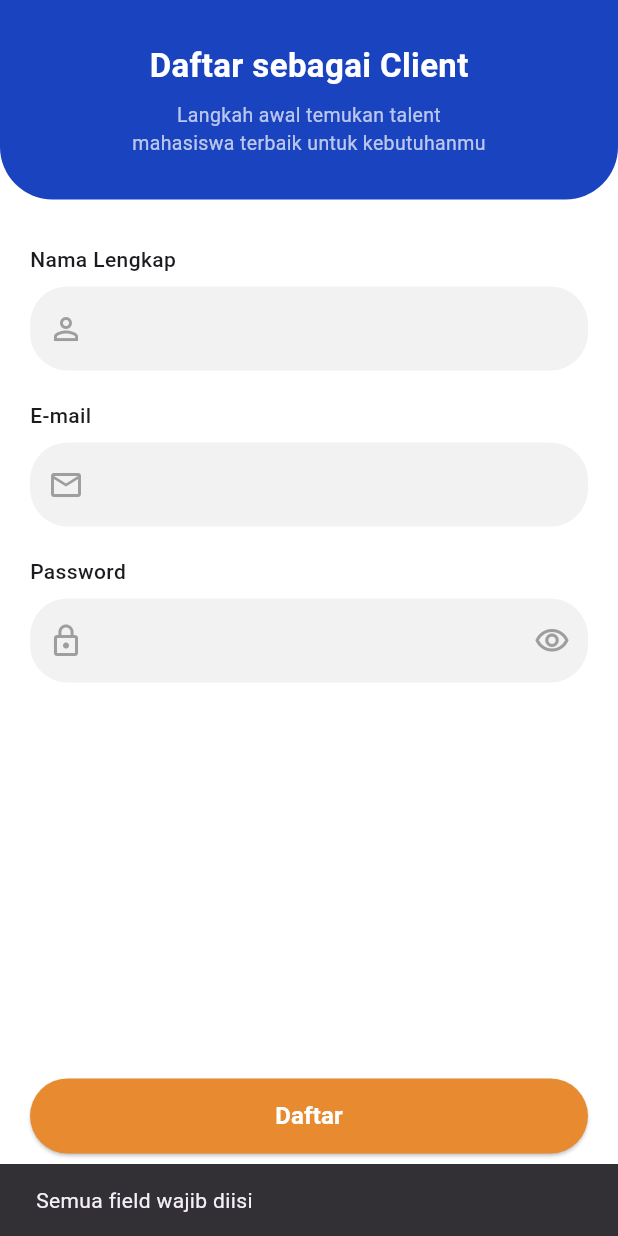
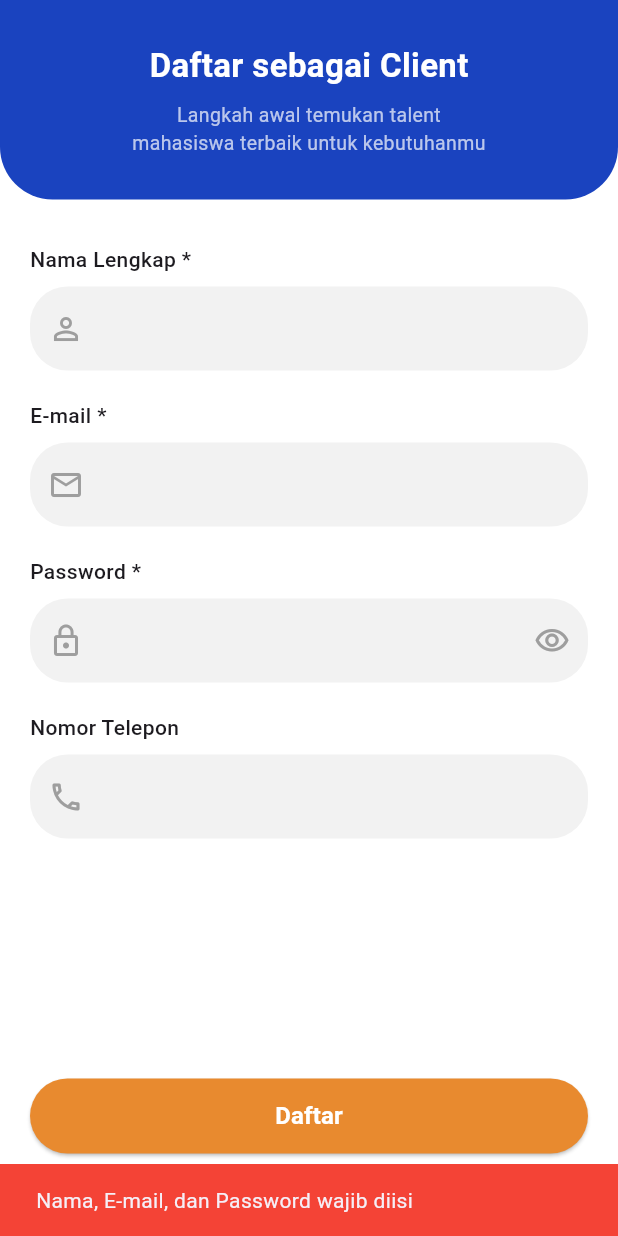
Before and after one commit to triaanandafh/TrimaJadi-PBL, a Flutter app: the RegisterClientPage screen opened directly, after a tap on "Daftar", on a phone screen of 412 x 824 dp. Run offline on Flutter 3.47's test engine with Material 3 defaults, Android fonts, the phone set to English and light mode, and no system bars; our stand-ins replace file_picker, image_picker, supabase_flutter; accounts and stored records are empty.

Commit message:
register klien

```diff
--- a/lib/pages/client_register_page.dart
+++ b/lib/pages/client_register_page.dart
@@ -5,16 +5,14 @@ class RegisterClientPage extends StatefulWidget {
   const RegisterClientPage({super.key});
 
   @override
-  State<RegisterClientPage> createState() =>
-      _RegisterClientPageState();
+  State<RegisterClientPage> createState() => _RegisterClientPageState();
 }
 
-class _RegisterClientPageState
-    extends State<RegisterClientPage> {
+class _RegisterClientPageState extends State<RegisterClientPage> {
   final nameController = TextEditingController();
   final emailController = TextEditingController();
-  final passwordController =
-      TextEditingController();
+  final passwordController = TextEditingController();
+  final phoneController = TextEditingController(); // Tambahan controller telepon
 
   bool obscurePassword = true;
   bool isLoading = false;
@@ -24,6 +22,7 @@ class _RegisterClientPageState
     nameController.dispose();
     emailController.dispose();
     passwordController.dispose();
+    phoneController.dispose(); // Jangan lupa di-dispose
     super.dispose();
   }
 
@@ -33,9 +32,8 @@ class _RegisterClientPageState
         passwordController.text.trim().isEmpty) {
       ScaffoldMessenger.of(context).showSnackBar(
         const SnackBar(
-          content: Text(
-            'Semua field wajib diisi',
-          ),
+          content: Text('Nama, E-mail, dan Password wajib diisi'),
+          backgroundColor: Colors.red,
         ),
       );
       return;
@@ -44,26 +42,23 @@ class _RegisterClientPageState
     try {
       setState(() => isLoading = true);
 
-      await AuthService.register(
+      // Gunakan fungsi registerClient yang sudah kita buat di AuthService
+      await AuthService.registerClient(
         name: nameController.text.trim(),
         email: emailController.text.trim(),
-        password:
-            passwordController.text.trim(),
-        role: "client",
+        password: passwordController.text.trim(),
       );
 
-      if (!context.mounted) return;
+      if (!mounted) return;
 
       Navigator.pop(context, true);
     } catch (e) {
-      if (!context.mounted) return;
+      if (!mounted) return;
 
-      ScaffoldMessenger.of(context)
-          .showSnackBar(
+      ScaffoldMessenger.of(context).showSnackBar(
         SnackBar(
-          content: Text(
-            e.toString(),
-          ),
+          content: Text("Gagal mendaftar: $e"),
+          backgroundColor: Colors.red,
         ),
       );
     } finally {
@@ -80,8 +75,7 @@ class _RegisterClientPageState
     bool isPassword = false,
   }) {
     return Column(
-      crossAxisAlignment:
-          CrossAxisAlignment.start,
+      crossAxisAlignment: CrossAxisAlignment.start,
       children: [
         Text(
           label,
@@ -92,8 +86,7 @@ class _RegisterClientPageState
         const SizedBox(height: 8),
         TextField(
           controller: controller,
-          obscureText:
-              isPassword ? obscurePassword : false,
+          obscureText: isPassword ? obscurePassword : false,
           decoration: InputDecoration(
             prefixIcon: Icon(
               icon,
@@ -103,26 +96,21 @@ class _RegisterClientPageState
                 ? IconButton(
                     onPressed: () {
                       setState(() {
-                        obscurePassword =
-                            !obscurePassword;
+                        obscurePassword = !obscurePassword;
                       });
                     },
                     icon: Icon(
                       obscurePassword
-                          ? Icons
-                              .visibility_outlined
-                          : Icons
-                              .visibility_off_outlined,
+                          ? Icons.visibility_outlined
+                          : Icons.visibility_off_outlined,
                       color: Colors.grey,
                     ),
                   )
                 : null,
             filled: true,
-            fillColor:
-                const Color(0xFFF2F2F2),
+            fillColor: const Color(0xFFF2F2F2),
             border: OutlineInputBorder(
-              borderRadius:
-                  BorderRadius.circular(25),
+              borderRadius: BorderRadius.circular(25),
               borderSide: BorderSide.none,
             ),
           ),
@@ -140,20 +128,15 @@ class _RegisterClientPageState
           children: [
             Container(
               width: double.infinity,
-              padding:
-                  const EdgeInsets.symmetric(
+              padding: const EdgeInsets.symmetric(
                 vertical: 28,
                 horizontal: 24,
               ),
-              decoration:
-                  const BoxDecoration(
+              decoration: const BoxDecoration(
                 color: Color(0xFF1A43BF),
-                borderRadius:
-                    BorderRadius.only(
-                  bottomLeft:
-                      Radius.circular(35),
-                  bottomRight:
-                      Radius.circular(35),
+                borderRadius: BorderRadius.only(
+                  bottomLeft: Radius.circular(35),
+                  bottomRight: Radius.circular(35),
                 ),
               ),
               child: const Column(
@@ -163,15 +146,13 @@ class _RegisterClientPageState
                     style: TextStyle(
                       color: Colors.white,
                       fontSize: 22,
-                      fontWeight:
-                          FontWeight.bold,
+                      fontWeight: FontWeight.bold,
                     ),
                   ),
                   SizedBox(height: 8),
                   Text(
                     'Langkah awal temukan talent\nmahasiswa terbaik untuk kebutuhanmu',
-                    textAlign:
-                        TextAlign.center,
+                    textAlign: TextAlign.center,
                     style: TextStyle(
                       color: Colors.white70,
                       fontSize: 13,
@@ -183,119 +164,91 @@ class _RegisterClientPageState
 
             const SizedBox(height: 30),
 
-            Padding(
-              padding:
-                  const EdgeInsets.symmetric(
-                horizontal: 20,
-              ),
+            Expanded(
+              child: SingleChildScrollView(
+                padding: const EdgeInsets.symmetric(horizontal: 20),
                 child: Column(
                   children: [
                     _buildTextField(
-                    controller:
-                        nameController,
-                    label:
-                        'Nama Lengkap',
-                    icon: Icons
-                        .person_outline,
+                      controller: nameController,
+                      label: 'Nama Lengkap *',
+                      icon: Icons.person_outline,
                     ),
-                  const SizedBox(
-                      height: 20),
+                    const SizedBox(height: 20),
                     _buildTextField(
-                    controller:
-                        emailController,
-                    label: 'E-mail',
-                    icon: Icons
-                        .email_outlined,
+                      controller: emailController,
+                      label: 'E-mail *',
+                      icon: Icons.email_outlined,
                     ),
-                  const SizedBox(
-                      height: 20),
+                    const SizedBox(height: 20),
                     _buildTextField(
-                    controller:
-                        passwordController,
-                    label: 'Password',
-                    icon: Icons
-                        .lock_outline,
+                      controller: passwordController,
+                      label: 'Password *',
+                      icon: Icons.lock_outline,
                       isPassword: true,
                     ),
+                    const SizedBox(height: 20),
+                    _buildTextField(
+                      controller: phoneController,
+                      label: 'Nomor Telepon',
+                      icon: Icons.phone_outlined,
+                    ),
+                    const SizedBox(height: 40),
                   ],
                 ),
               ),
-
-            const Spacer(),
+            ),
 
             Padding(
-              padding:
-                  const EdgeInsets.all(
-                      20),
+              padding: const EdgeInsets.all(20),
               child: Column(
                 children: [
                   SizedBox(
-                    width:
-                        double.infinity,
+                    width: double.infinity,
                     height: 50,
-                    child:
-                        ElevatedButton(
-                      style:
-                          ElevatedButton
-                              .styleFrom(
-                        backgroundColor:
-                            const Color(
-                                0xFFE88A2F),
-                        shape:
-                            RoundedRectangleBorder(
-                          borderRadius:
-                              BorderRadius.circular(
-                                  30),
+                    child: ElevatedButton(
+                      style: ElevatedButton.styleFrom(
+                        backgroundColor: const Color(0xFFE88A2F),
+                        disabledBackgroundColor: Colors.grey,
+                        shape: RoundedRectangleBorder(
+                          borderRadius: BorderRadius.circular(30),
                         ),
                       ),
-                      onPressed:
-                          isLoading
-                              ? null
-                              : _register,
+                      // Matikan tombol jika sedang loading
+                      onPressed: isLoading ? null : _register,
                       child: isLoading
-                          ? const CircularProgressIndicator(
-                              color: Colors
-                                  .white,
+                          ? const SizedBox(
+                              height: 20,
+                              width: 20,
+                              child: CircularProgressIndicator(
+                                color: Colors.white,
+                                strokeWidth: 2,
+                              ),
                             )
                           : const Text(
                               'Daftar',
-                              style:
-                                  TextStyle(
-                                color: Colors
-                                    .white,
-                                fontSize:
-                                    16,
-                                fontWeight:
-                                    FontWeight.bold,
+                              style: TextStyle(
+                                color: Colors.white,
+                                fontSize: 16,
+                                fontWeight: FontWeight.bold,
                               ),
                             ),
                     ),
                   ),
-
-                  const SizedBox(
-                      height: 15),
-
+                  const SizedBox(height: 15),
                   Row(
-                    mainAxisAlignment:
-                        MainAxisAlignment
-                            .center,
+                    mainAxisAlignment: MainAxisAlignment.center,
                     children: [
-                      const Text(
-                          'Sudah punya akun? '),
+                      const Text('Sudah punya akun? '),
                       GestureDetector(
                         onTap: () {
-                          Navigator.pop(
-                              context);
+                          Navigator.pop(context);
                         },
                         child: const Text(
                           'Masuk',
-                          style:
-                              TextStyle(
-                            color: Colors
-                                .orange,
-                            fontWeight:
-                                FontWeight
-                                    .bold,
+                          style: TextStyle(
+                            color: Colors.orange,
+                            fontWeight: FontWeight.bold,
                           ),
                         ),
                       ),
--- a/lib/services/auth_service.dart
+++ b/lib/services/auth_service.dart
@@ -3,16 +3,14 @@ import 'package:supabase_flutter/supabase_flutter.dart';
 class AuthService {
   static final supabase = Supabase.instance.client;
 
-  // REGISTER
-  static Future<void> register({
+  // REGISTER UNTUK CLIENT
+  static Future<void> registerClient({
     required String name,
     required String email,
     required String password,
-    required String role,
   }) async {
-    // buat akun auth
-    final AuthResponse response =
-        await supabase.auth.signUp(
+    // Buat akun auth
+    final AuthResponse response = await supabase.auth.signUp(
       email: email,
       password: password,
     );
@@ -23,12 +21,53 @@ class AuthService {
       throw Exception("Gagal membuat akun");
     }
 
-    // insert ke tabel users
+    // Insert ke tabel users khusus Klien
     await supabase.from('users').insert({
       'id': user.id,
       'name': name,
       'email': email,
-      'role': role,
+      'role': 'Client',
+    });
+  }
+
+  // REGISTER UNTUK TALENT
+  static Future<void> registerTalent({
+    required String name,
+    required String email,
+    required String password,
+    required String phone,
+    required String nim,
+    required String university,
+    required String major,
+    required String skill,
+    required String desc,
+    required String cv,
+  }) async {
+    // Buat akun auth
+    final AuthResponse response = await supabase.auth.signUp(
+      email: email,
+      password: password,
+    );
+
+    final user = response.user;
+
+    if (user == null) {
+      throw Exception("Gagal membuat akun");
+    }
+
+    // Insert ke tabel users dengan data lengkap Talent
+    await supabase.from('users').insert({
+      'id': user.id,
+      'name': name,
+      'email': email,
+      'role': 'Talent',
+      'phone': phone,
+      'nim': nim,
+      'university': university,
+      'major': major,
+      'skill': skill,
+      'description': desc,
+      'cv_portfolio': cv,
     });
   }
 
@@ -37,8 +76,7 @@ class AuthService {
     required String email,
     required String password,
   }) async {
-    final AuthResponse response =
-        await supabase.auth.signInWithPassword(
+    final AuthResponse response = await supabase.auth.signInWithPassword(
       email: email,
       password: password,
     );
@@ -72,8 +110,7 @@ class AuthService {
   }
 
   // AMBIL DATA USER
-  static Future<Map<String, dynamic>?>
-      getCurrentUserData() async {
+  static Future<Map<String, dynamic>?> getCurrentUserData() async {
     final user = supabase.auth.currentUser;
 
     if (user == null) return null;
```
Lines whose indentation alone changed are shown as unchanged.
